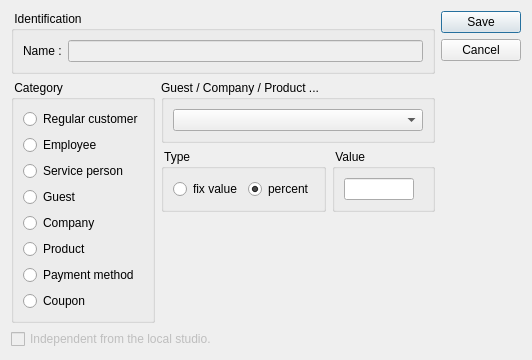
Qt form client/dlgdiscountedit.ui (tbikfalvi/Belenus) before a commit.
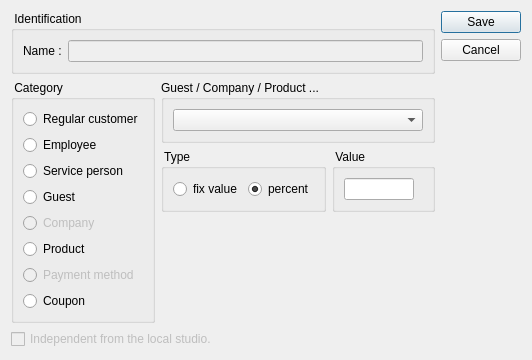
The same form after that commit.

```diff
--- a/client/dlgdiscountedit.ui
+++ b/client/dlgdiscountedit.ui
@@ -7,7 +7,7 @@
     <x>0</x>
     <y>0</y>
     <width>532</width>
-    <height>294</height>
+    <height>317</height>
    </rect>
   </property>
   <property name="windowTitle">
@@ -83,7 +83,7 @@
             <item>
              <widget class="QRadioButton" name="rbCompany">
               <property name="enabled">
-               <bool>true</bool>
+               <bool>false</bool>
               </property>
               <property name="text">
                <string>Company</string>
@@ -99,6 +99,9 @@
             </item>
             <item>
              <widget class="QRadioButton" name="rbPaymentMethod">
+              <property name="enabled">
+               <bool>false</bool>
+              </property>
               <property name="text">
                <string>Payment method</string>
               </property>
```
